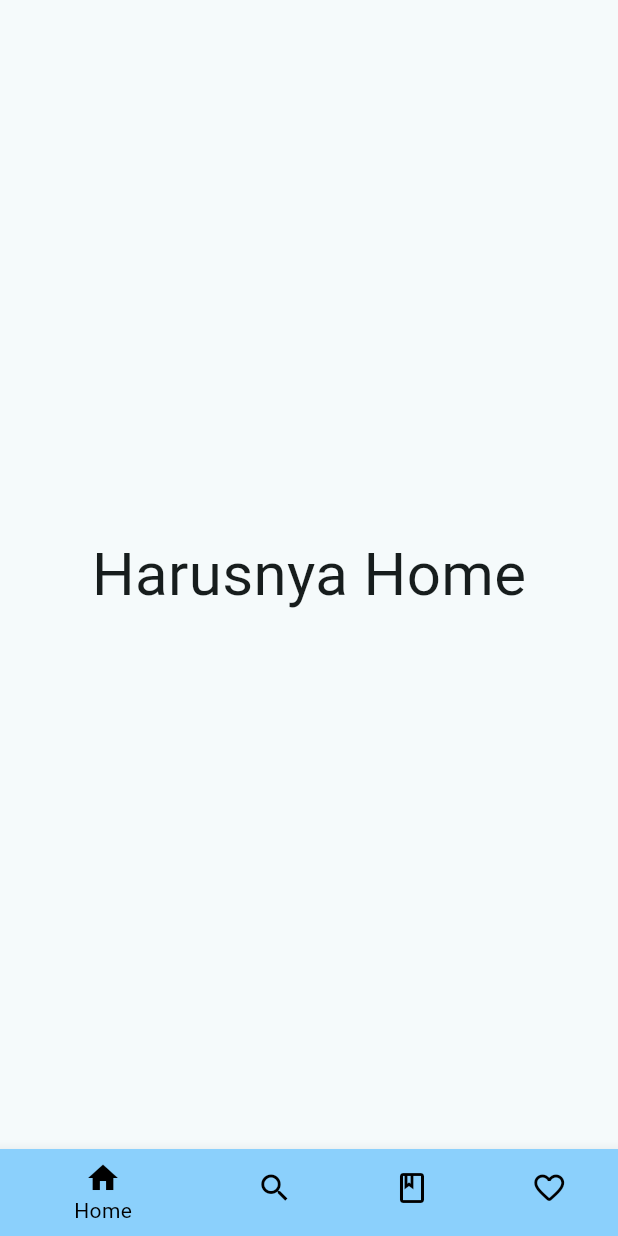
After one commit to ReadNow-C14/ReadNow-mob, a Flutter app: the BottomNav screen opened directly, on a phone screen of 412 x 824 dp. The commit adds this screen. Run offline on Flutter 3.47's test engine with Material 3 defaults, Android fonts, the phone set to English and light mode, and no system bars; our stand-ins replace flutter_rating_bar, google_fonts; missing offline and left inert: pbp_django_auth.

Commit message:
feat (main): bottom Navbar

```diff
--- a/lib/main/login.dart
+++ b/lib/main/login.dart
@@ -1,7 +1,7 @@
 import 'package:flutter/material.dart';
 import 'package:pbp_django_auth/pbp_django_auth.dart';
 import 'package:provider/provider.dart';
-import 'package:readnow_mobile/main/searchpage.dart';
+import 'package:readnow_mobile/main/widgets/bottom_nav.dart';
 import 'package:readnow_mobile/styles/colors.dart';
 import 'package:readnow_mobile/styles/fonts.dart';
 import 'package:readnow_mobile/main/register.dart';
@@ -158,7 +158,7 @@ class _LoginPageState extends State<LoginPage> {
                           Navigator.pushReplacement(
                             context,
                             MaterialPageRoute(
-                                builder: (context) => SearchPage()),
+                                builder: (context) => BottomNav()),
                           );
                           ScaffoldMessenger.of(context)
                             ..hideCurrentSnackBar()
--- /dev/null
+++ b/lib/main/widgets/bottom_nav.dart
@@ -0,0 +1,80 @@
+import 'package:flutter/material.dart';
+import 'package:readnow_mobile/main/searchpage.dart';
+import 'package:readnow_mobile/pinjam_buku/screens/list_borrowed_book.dart';
+import 'package:readnow_mobile/wishlists/screens/list_wishlist.dart';
+
+int _currentIndex = 0;
+List<bool> isSelected = [true, false, false, false];
+final widgets = [
+  // TODO: Search Page
+  const Center(
+    child: Text(
+      'Harusnya Home',
+      style: TextStyle(fontSize: 40),
+    ),
+  ),
+  // const Center(
+  //   child: Text(
+  //     'Harusnya Search',
+  //     style: TextStyle(fontSize: 40),
+  //   ),
+  // ),
+  const SearchPage(),
+  const BorrowedBookPage(),
+  const MyWishlistPage(),
+];
+
+class BottomNav extends StatefulWidget {
+  const BottomNav({Key? key}) : super(key: key);
+
+  @override
+  State<BottomNav> createState() => _BottomNavState();
+}
+
+class _BottomNavState extends State<BottomNav> {
+  @override
+  Widget build(BuildContext context) {
+    return Scaffold(
+      // appBar: AppBar(
+      //   title: const Text('ReadNow'),
+      //   foregroundColor: Colors.black,
+      // ),
+      body: widgets[_currentIndex],
+      bottomNavigationBar: BottomNavigationBar(
+        currentIndex: _currentIndex,
+        selectedItemColor: Colors.black,
+        unselectedItemColor: Colors.black,
+        items: const [
+          BottomNavigationBarItem(
+            icon: Icon(Icons.home_outlined),
+            label: 'Home',
+            backgroundColor: Color(0xff8bd0fc),
+            activeIcon: Icon(Icons.home),
+          ),
+          BottomNavigationBarItem(
+            icon: Icon(Icons.search),
+            label: 'Search',
+            backgroundColor: Color(0xff8bd0fc),
+          ),
+          BottomNavigationBarItem(
+            icon: Icon(Icons.book_outlined),
+            label: 'Borrow',
+            backgroundColor: Color(0xff8bd0fc),
+            activeIcon: Icon(Icons.book_rounded)
+          ),
+          BottomNavigationBarItem(
+            icon: Icon(Icons.favorite_outline_rounded),
+            label: 'Wishlist',
+            backgroundColor: Color(0xff8bd0fc),
+            activeIcon: Icon(Icons.favorite),
+          ),
+        ],
+        onTap: (index) {
+          setState(() {
+            _currentIndex = index;
+          });
+        },
+      ),
+    );
+  }
+}
```
